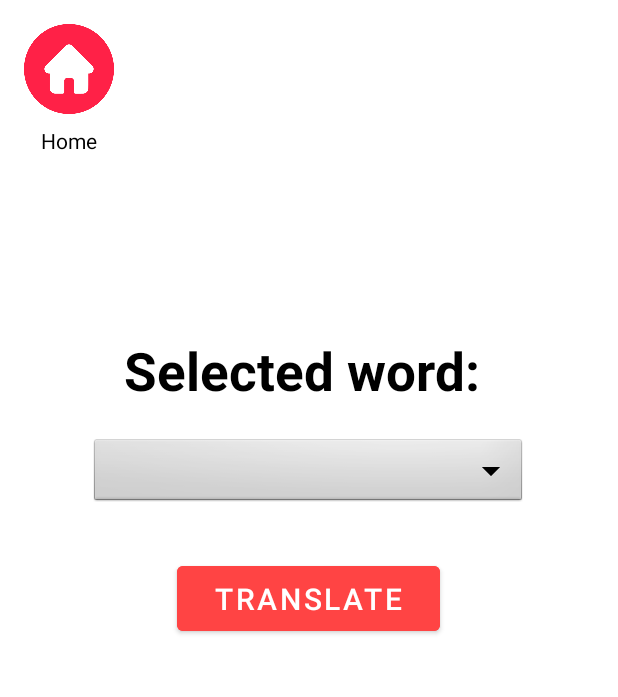
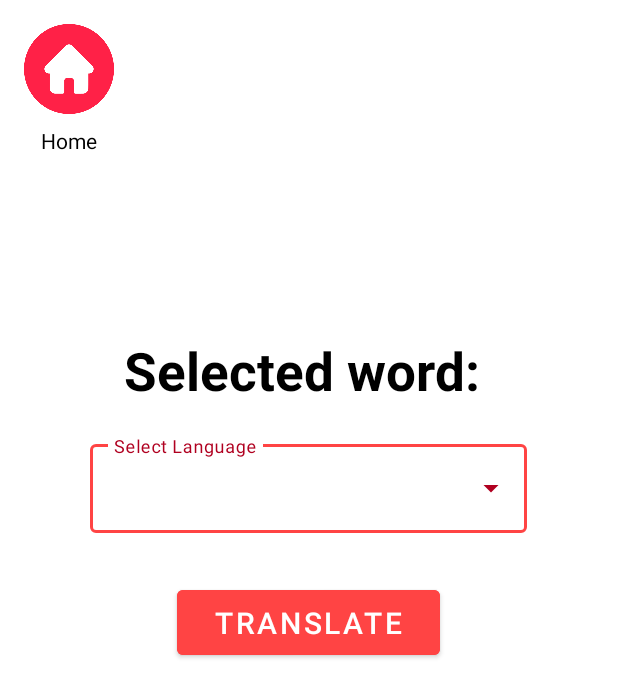
Before and after one commit to MichalMeshi/HebHandTaleApp-ClientSide, an Android app: the layout activity_word_details.xml on its own in the app's theme, with its tools: preview values and no code run, on a phone screen of 412 x 824 dp. Shown: the top 697 px of the screen. Run offline under Robolectric (Android 15) with nearby library versions, the phone set to English and light mode, and no system bars.

Commit message:
changes od the dropdown

```diff
--- a/app/src/main/java/com/example/test1/CustomListAdapter.java
+++ b/app/src/main/java/com/example/test1/CustomListAdapter.java
@@ -1,6 +1,7 @@
 package com.example.test1;
 
 import android.content.Context;
+import android.graphics.Color;
 import android.view.LayoutInflater;
 import android.view.View;
 import android.view.ViewGroup;
--- a/app/src/main/java/com/example/test1/FirstFragment.java
+++ b/app/src/main/java/com/example/test1/FirstFragment.java
@@ -167,8 +167,8 @@ public class FirstFragment extends Fragment {
 
 
 
-    private void saveImageToFile(Bitmap i) {
-        Bitmap imageBitmap = BitmapFactory.decodeResource(getResources(), R.drawable.hello);
+    private void saveImageToFile(Bitmap imageBitmap) {
+        //Bitmap imageBitmap = BitmapFactory.decodeResource(getResources(), R.drawable.hello);
         ByteArrayOutputStream byteArrayOutputStream = new ByteArrayOutputStream();
         imageBitmap.compress(Bitmap.CompressFormat.PNG, 100, byteArrayOutputStream);
         byte[] imageBytes = byteArrayOutputStream.toByteArray();
--- a/app/src/main/res/layout/activity_word_details.xml
+++ b/app/src/main/res/layout/activity_word_details.xml
@@ -43,17 +43,29 @@
         android:textColor="@color/black"
         android:textSize="35sp"
         android:textStyle="bold" />
-
-    <Spinner
-        android:id="@+id/languageSpinner"
+    <com.google.android.material.textfield.TextInputLayout
+        style="@style/CustomTextInputLayout"
         android:layout_width="291dp"
         android:layout_height="wrap_content"
         android:layout_gravity="center_horizontal"
         android:layout_marginTop="20dp"
-        android:background="@android:drawable/btn_dropdown"
-        android:padding="8dp"
-        android:textColor="@android:color/black"
-        android:textSize="18sp" />
+        android:textColorHint="@android:color/holo_red_light"
+        android:textColorHighlight="@android:color/holo_red_light" >
+        <AutoCompleteTextView
+            android:id="@+id/languageSpinner"
+            android:layout_width="match_parent"
+            android:layout_height="wrap_content"
+            android:textSize="18sp"
+            android:textColor="@android:color/black"
+            android:hint="Select Language"
+            android:textColorHint="@android:color/holo_red_light"
+            android:textColorHighlight="@android:color/holo_red_light" />
+    </com.google.android.material.textfield.TextInputLayout>
+
+
+
+
+
 
     <Button
         android:id="@+id/translateButton"
--- a/app/src/main/res/layout/activity_word_list.xml
+++ b/app/src/main/res/layout/activity_word_list.xml
@@ -46,7 +46,8 @@
         android:textAppearance="@style/TextAppearance.AppCompat.Large"
         android:textColor="@color/black"
         android:textIsSelectable="true"
-        android:textSize="15dp" />
+        android:textSize="15dp"
+        android:textStyle="bold"/>
 
     <!-- TextView for the message -->
     <TextView
@@ -59,7 +60,7 @@
         android:layout_marginEnd="5dp"
         android:layout_marginBottom="5dp"
         android:gravity="center"
-        android:text="Not what you meant? Here are some similar words:"
+        android:text="Not what you meant?\nHere are some similar words:"
         android:textAppearance="@style/TextAppearance.AppCompat.Medium"
         android:textColor="@color/black"
         android:textSize="18sp" />
--- a/app/src/main/res/layout/list_item_layout.xml
+++ b/app/src/main/res/layout/list_item_layout.xml
@@ -2,7 +2,8 @@
 <LinearLayout xmlns:android="http://schemas.android.com/apk/res/android"
     android:layout_width="match_parent"
     android:layout_height="wrap_content"
-    android:orientation="vertical">
+    android:orientation="vertical"
+    android:background="@android:color/black"> <!-- Set the background color to black -->
 
     <TextView
         android:id="@+id/wordTextView"
--- a/app/src/main/res/values/strings.xml
+++ b/app/src/main/res/values/strings.xml
@@ -6,7 +6,7 @@
     <string name="second_fragment_label">HebHandTale</string>
     <string name="next">Next</string>
     <string name="previous">Previous</string>
-
+    <string name="select">Select item</string>
     <string name="hello_first_fragment">Hello Michal</string>
     <string name="hello_second_fragment">Hello second fragment. Arg: %1$s</string>
     <string name="placeholder_for_the_selected_word">Placeholder for the selected word</string>
--- a/app/src/main/res/values/styles.xml
+++ b/app/src/main/res/values/styles.xml
@@ -2,5 +2,16 @@
 <resources>
     <style name="CustomSpinnerItemStyle" parent="Widget.AppCompat.DropDownItem.Spinner">
     <item name="android:textSize">35sp</item>
-</style>
+    </style>
+    <style name="CustomSpinnerItem" parent="Widget.AppCompat.DropDownItem.Spinner">
+        <item name="android:textColor">@android:color/holo_red_light</item>
+        <item name="android:paddingStart">16dp</item>
+        <item name="android:paddingEnd">16dp</item>
+    </style>
+    <style name="CustomTextInputLayout" parent="Widget.MaterialComponents.TextInputLayout.OutlinedBox.ExposedDropdownMenu">
+        <item name="boxStrokeColor">@android:color/holo_red_light</item> <!-- Set the outline box color to red -->
+        <item name="android:textColorHint">@android:color/holo_red_light</item>
+
+    </style>
+
 </resources>
```
Also changed, not shown: app/src/main/java/com/example/test1/WordDetailsActivity.java (+7 -5 lines), app/src/main/res/drawable/black_frame_background.xml (added, +13 -0 lines), app/src/main/res/drawable/ic_info.xml (added, +9 -0 lines), app/src/main/res/drawable/spinner_background.xml (added, +11 -0 lines), app/src/main/res/layout/list_item_word.xml (+14 -7 lines), app/src/main/res/layout/spinner_dropdown_item.xml (added, +10 -0 lines).
